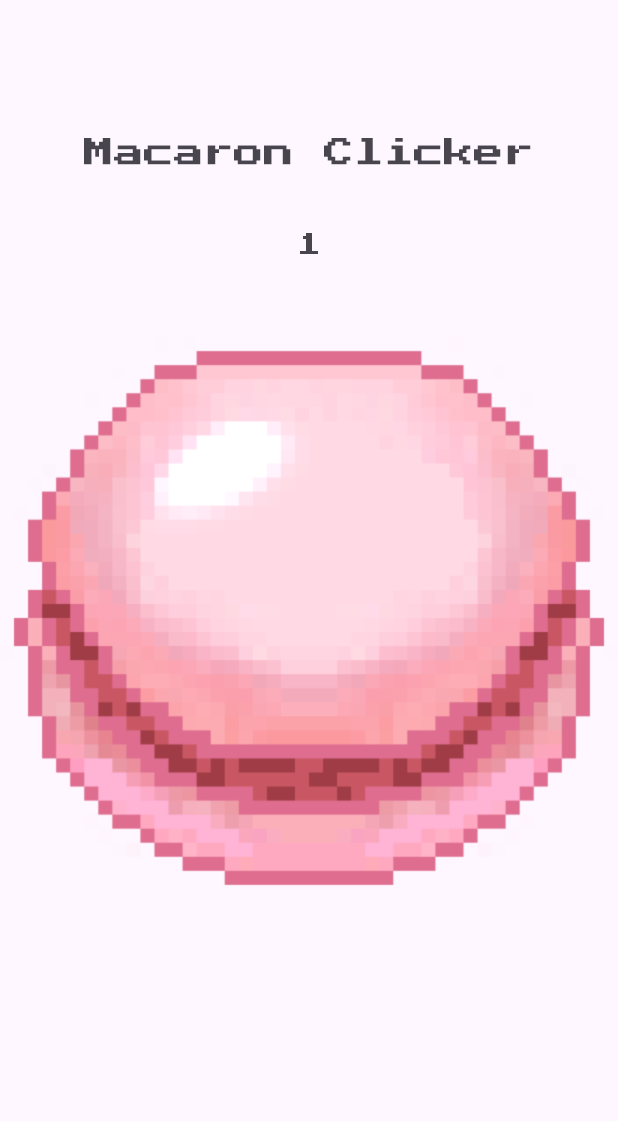
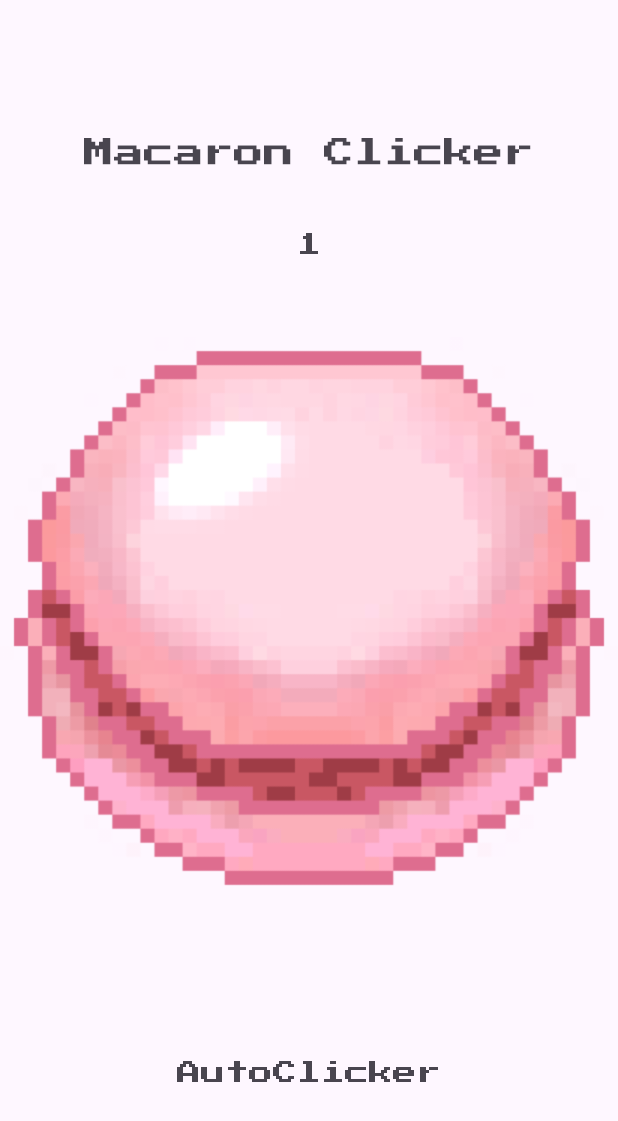
Before and after one commit to nylinUA/macaron-clicker, an Android app: the screen it shows after launch (MainActivity), after a tap on an icon or button, on a phone screen of 412 x 824 dp. Shown: the top 1121 px of the screen. Run offline under Robolectric (Android 15) with nearby library versions, the phone set to English and light mode, and no system bars.

Commit message:
Add partial autoclicker

```diff
--- a/app/src/main/java/com/example/macaronclicker/MainActivity.java
+++ b/app/src/main/java/com/example/macaronclicker/MainActivity.java
@@ -1,8 +1,10 @@
 package com.example.macaronclicker;
 
+import android.graphics.Color;
 import android.os.Bundle;
 import android.view.MotionEvent;
 import android.view.View;
+import android.widget.Button;
 import android.widget.ImageView;
 import android.widget.TextView;
 
@@ -12,11 +14,20 @@ import androidx.core.graphics.Insets;
 import androidx.core.view.ViewCompat;
 import androidx.core.view.WindowInsetsCompat;
 
+import java.util.Timer;
+import java.util.TimerTask;
+
 public class MainActivity extends AppCompatActivity{
 
     private ImageView macaron;
-    private TextView clicks_view;
-    private int num_clicks;
+    private TextView clicksView;
+    private TextView autoClickerView;
+    private int numClicks;
+    private Boolean autoClickerOn = false;
+    private Timer timer;
+    private TimerTask task;
+    private int timerPeriod;
+
 
     @Override
     protected void onCreate(Bundle savedInstanceState) {
@@ -30,21 +41,64 @@ public class MainActivity extends AppCompatActivity{
             return insets;
         });
 
-        num_clicks = 0;
-        clicks_view = findViewById(R.id.clicks);
+        numClicks = 0;
+        clicksView = findViewById(R.id.clicks);
+
         macaron = findViewById(R.id.macaron);
         MyPressListener myPressListener = new MyPressListener();
         macaron.setOnTouchListener(myPressListener);
         macaron.setOnClickListener(new View.OnClickListener() {
             @Override
             public void onClick(View v) {
-                num_clicks += 1;
-                clicks_view.setText(String.valueOf(num_clicks));
+                incrementClickCount();
+            }
+        });
+
+        timer = new Timer();
+
+        autoClickerView = findViewById(R.id.auto_clicker);
+        autoClickerView.setOnClickListener(new View.OnClickListener() {
+            @Override
+            public void onClick(View v) {
+                if (autoClickerOn){
+                    task.cancel();
+                    timer.cancel();
+                    autoClickerOn = false;
+                    autoClickerView.setText("AutoClicker");
+                    autoClickerView.setTextColor(Color.parseColor("#1f2326"));
+                }
+                else{
+                    timer = new Timer();
+                    task = new TimerTask() {
+                        @Override
+                        public void run() {
+                            incrementClickCount();
+                        }
+                    };
+                    timer.schedule(task, 0, 2000);
+                    autoClickerOn = true;
+                    autoClickerView.setText("0.33 per second");
+                    autoClickerView.setTextColor(Color.parseColor("#fdacc8"));
+                }
             }
         });
 
 
 
+
+
+
+
+    }
+
+    public void incrementClickCount(){
+        runOnUiThread(new Runnable() {
+            @Override
+            public void run() {
+                numClicks += 1;
+                clicksView.setText(String.valueOf(numClicks));
+            }
+        });
 
     }
 
--- a/app/src/main/res/layout/activity_main.xml
+++ b/app/src/main/res/layout/activity_main.xml
@@ -53,4 +53,17 @@
         app:layout_constraintTop_toTopOf="parent"
         app:srcCompat="@drawable/macaron" />
 
+    <TextView
+        android:id="@+id/auto_clicker"
+        android:layout_width="wrap_content"
+        android:layout_height="wrap_content"
+        android:fontFamily="@font/press_start_2p"
+        android:text="AutoClicker"
+        android:textAlignment="center"
+        android:textSize="16sp"
+        app:layout_constraintBottom_toBottomOf="parent"
+        app:layout_constraintEnd_toEndOf="parent"
+        app:layout_constraintStart_toStartOf="parent"
+        app:layout_constraintTop_toBottomOf="@+id/macaron_small" />
+
 </androidx.constraintlayout.widget.ConstraintLayout>
```
Also changed, not shown: app/src/main/java/com/example/macaronclicker/AutoClicker.java (added, +18 -0 lines).
